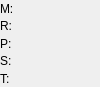
Qt form alica_client/src/alica/AlicaWidget.ui (dasys-lab/alica-essentials) before a commit.
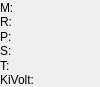
The same form after that commit.

Commit message: added kicker voltage to alica client...

```diff
--- a/alica_client/src/alica/AlicaWidget.ui
+++ b/alica_client/src/alica/AlicaWidget.ui
@@ -156,6 +156,13 @@
        </property>
       </widget>
      </item>
+     <item>
+      <widget class="QLabel" name="kickVoltLbl">
+       <property name="text">
+        <string>KiVolt:</string>
+       </property>
+      </widget>
+     </item>
     </layout>
    </item>
    <item>
```
Left out of the diff: 7 changed lines with no effect on the pictures. The commit also changes 10 other files.
